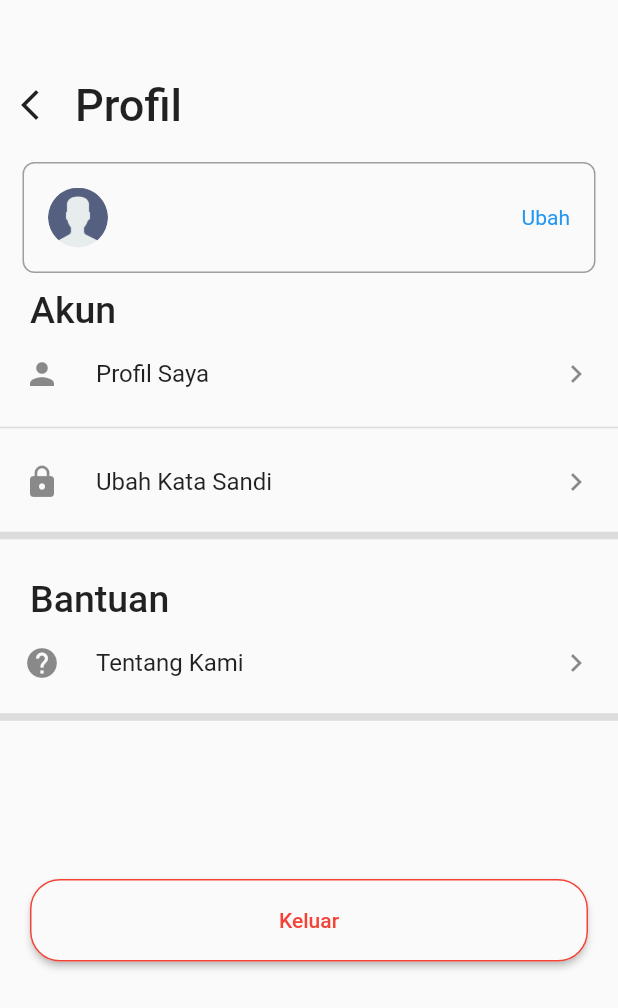
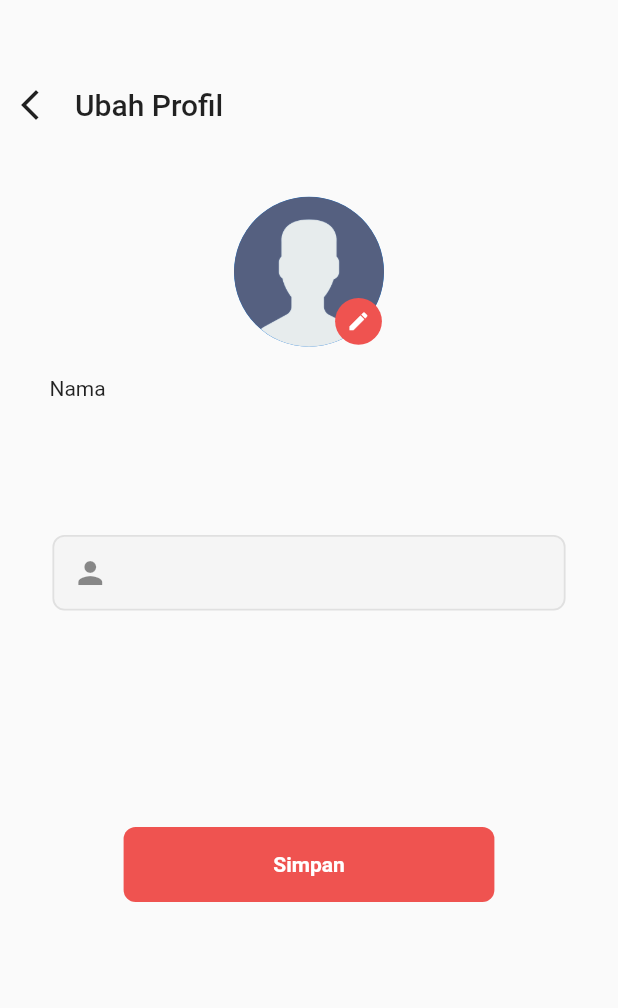
Before and after one commit to MaulanaAkbarF/E-DAMKAR_A2-A3, a Flutter app: the Profile screen opened by its route, after a tap on "Ubah", on a phone screen of 412 x 824 dp. Shown: the top 1008 px of the screen. Run offline on Flutter 3.47's test engine with Material 2 defaults, Android fonts, the phone set to English and light mode, and no system bars; our stand-ins replace awesome_snackbar_content, carousel_slider, flutter_svg, fluttertoast, geocoding, geolocator and 6 more; missing offline and left inert: dart:ffi; accounts and stored records are empty; Roboto replaces fonts that are missing (font/inter_bold.ttf).

Commit message:
ui edit profil

```diff
--- a/lib/pages/Profil.dart
+++ b/lib/pages/Profil.dart
@@ -2,9 +2,11 @@ import 'package:edamkar_1/pages/HomePage.dart';
 import 'package:edamkar_1/pages/UbahSandi.dart';
 import 'package:edamkar_1/pages/signin.dart';
 import 'package:edamkar_1/pages/TentangKami.dart';
+import 'package:edamkar_1/pages/ubahProfil.dart';
 import 'package:flutter/material.dart';
 import 'package:edamkar_1/SharedPreferences/dataUser.dart';
 import 'package:edamkar_1/style/size_config.dart';
+import 'package:edamkar_1/style/app_style.dart';
 
 class Profile extends StatefulWidget {
   const Profile({super.key});
@@ -44,6 +46,7 @@ class _ProfilePageState extends State<Profile> {
   @override
   Widget build(BuildContext context) {
     // TODO: implement build
+
     return Scaffold(
       body: Column(
         crossAxisAlignment: CrossAxisAlignment.start,
@@ -102,7 +105,12 @@ class _ProfilePageState extends State<Profile> {
                 title: Text("$userName"),
                 subtitle: Text("$emailnya"),
                 trailing: GestureDetector(
-                  onTap: () {},
+                  onTap: () {
+                    Navigator.push(
+                        context,
+                        MaterialPageRoute(
+                            builder: (context) => EditProfilePage()));
+                  },
                   child: Text(
                     "Ubah",
                     style: TextStyle(color: Colors.blue),
@@ -124,33 +132,33 @@ class _ProfilePageState extends State<Profile> {
                   fontFamily: "font/inter_bold.ttf"),
             ),
           ),
-          Container(
-            width: double.infinity,
-            child: ListTile(
-              leading: Icon(Icons.person),
-              title: TextButton(
-                  onPressed: () {},
-                  child: Align(
-                    alignment: Alignment.centerLeft,
-                    child: Text(
-                      "Profil Saya",
-                      style: TextStyle(
-                          color: Colors.black87,
-                          fontWeight: FontWeight.normal,
-                          fontSize: 16),
-                      textAlign: TextAlign.left,
-                    ),
-                  )),
-              horizontalTitleGap: 0,
-              trailing: GestureDetector(
-                onTap: () {},
-                child: Icon(Icons.chevron_right),
-              ),
-            ),
-          ),
-          Divider(
-            thickness: 1,
-          ),
+          // Container(
+          //   width: double.infinity,
+          //   child: ListTile(
+          //     leading: Icon(Icons.person),
+          //     title: TextButton(
+          //         onPressed: () {},
+          //         child: Align(
+          //           alignment: Alignment.centerLeft,
+          //           child: Text(
+          //             "Profil Saya",
+          //             style: TextStyle(
+          //                 color: Colors.black87,
+          //                 fontWeight: FontWeight.normal,
+          //                 fontSize: 16),
+          //             textAlign: TextAlign.left,
+          //           ),
+          //         )),
+          //     horizontalTitleGap: 0,
+          //     trailing: GestureDetector(
+          //       onTap: () {},
+          //       child: Icon(Icons.chevron_right),
+          //     ),
+          //   ),
+          // ),
+          // Divider(
+          //   thickness: 1,
+          // ),
           Container(
             width: double.infinity,
             child: ListTile(
@@ -298,11 +306,12 @@ class _ProfilePageState extends State<Profile> {
           Divider(
             thickness: 5,
           ),
-          SizedBox(
-            height: 100,
-          ),
+          // SizedBox(
+          //   height: 50,
+          // ),
           Padding(
-            padding: const EdgeInsets.symmetric(horizontal: 20),
+            padding: EdgeInsets.symmetric(
+                vertical: paddingVertical4, horizontal: paddingHorozontal1),
             child: ElevatedButton(
                 onPressed: () {
                   showLogoutDialog(context);
--- a/lib/pages/TentangKami.dart
+++ b/lib/pages/TentangKami.dart
@@ -37,7 +37,7 @@ class _TentangKamiPageState extends State<TentangKami> {
         color: Colors.white,
         child: Column(children: [
           SizedBox(
-            height: 84,
+            height: 70,
           ),
           Align(
             alignment: Alignment.center,
--- /dev/null
+++ b/lib/pages/ubahProfil.dart
@@ -0,0 +1,182 @@
+import 'dart:io';
+
+import 'package:flutter/material.dart';
+import 'package:image_picker/image_picker.dart';
+import 'package:http/http.dart' as http;
+import 'package:edamkar_1/style/app_style.dart';
+import '../SharedPreferences/dataUser.dart';
+import 'Profil.dart';
+
+class EditProfilePage extends StatefulWidget {
+  @override
+  _EditProfilePageState createState() => _EditProfilePageState();
+}
+
+class _EditProfilePageState extends State<EditProfilePage> {
+  var Name = 'user1';
+
+  void getUserData() async {
+    var data = DataUser().getNama();
+
+    data.then((value) {
+      setState(() {
+        Name = value.toString();
+      });
+    });
+  }
+
+  @override
+  void initState() {
+    super.initState();
+    getUserData();
+  }
+
+  @override
+  Widget build(BuildContext context) {
+    return Scaffold(
+      body: Column(crossAxisAlignment: CrossAxisAlignment.start, children: [
+        SizedBox(
+          height: 50,
+        ),
+        Row(
+          children: [
+            Material(
+              clipBehavior: Clip.antiAliasWithSaveLayer,
+              borderRadius: BorderRadius.circular(8),
+              child: InkWell(
+                splashColor: Colors.grey.shade400,
+                highlightColor: Colors.grey.shade600,
+                onTap: () {
+                  Navigator.push(context,
+                      MaterialPageRoute(builder: (context) => Profile()));
+                },
+                child: Padding(
+                  padding: EdgeInsets.only(right: 10),
+                  child: Container(
+                    width: 40,
+                    height: 40,
+                    child: Icon(Icons.arrow_back_ios_new),
+                  ),
+                ),
+              ),
+            ),
+            Text(
+              "Ubah Profil",
+              style: TextStyle(
+                  fontSize: 20,
+                  fontWeight: FontWeight.w500,
+                  fontFamily: "font/inter_bold.ttf"),
+            ),
+          ],
+        ),
+        Padding(
+          padding: EdgeInsets.symmetric(vertical: paddingVertical4),
+          child: Center(
+            child: Column(
+              mainAxisAlignment: MainAxisAlignment.center,
+              children: [
+                CircleAvatar(
+                  radius: 50,
+                  backgroundImage: AssetImage("semuaAset/gambar/user1.png"),
+                  child: Stack(
+                    children: [
+                      Positioned(
+                        bottom: -7,
+                        right: -7,
+                        child: Transform.scale(
+                          scale: 0.65,
+                          child: Container(
+                            decoration: BoxDecoration(
+                                color: Colors.red.shade400,
+                                shape: BoxShape.circle),
+                            child: IconButton(
+                                icon: Icon(Icons.edit), onPressed: () {}),
+                          ),
+                        ),
+                      ),
+                    ],
+                  ),
+                ),
+                Padding(
+                  padding: EdgeInsets.symmetric(horizontal: paddingHorozontal2),
+                  child: Align(
+                    alignment: FractionalOffset.topLeft,
+                    child: Padding(
+                      padding: EdgeInsets.only(top: 20),
+                      child: Text("Nama"),
+                    ),
+                  ),
+                ),
+                Padding(
+                  padding: EdgeInsets.symmetric(
+                      horizontal: paddingHorozontal2,
+                      vertical: paddingHorozontal4),
+                  child: Align(
+                    alignment: FractionalOffset.topLeft,
+                    child: Padding(
+                      padding: EdgeInsets.only(top: 5),
+                      child: Container(
+                        width: double.infinity,
+                        margin: EdgeInsets.all(2),
+                        decoration: BoxDecoration(
+                            color: Colors.grey.shade100,
+                            borderRadius: BorderRadius.circular(8),
+                            border: Border.all(
+                                color: Colors.grey.shade300, width: 1.2)),
+                        child: TextFormField(
+                          //controller: email
+
+                          cursorColor: Colors.black,
+                          decoration: InputDecoration(
+                              hintText: '$Name',
+                              prefixIcon: Icon(Icons.person),
+                              contentPadding:
+                                  EdgeInsets.fromLTRB(10, 13, 10, 7),
+                              border: InputBorder.none),
+                        ),
+                      ),
+                    ),
+                  ),
+                ),
+                SizedBox(height: 20),
+                Padding(
+                  padding: EdgeInsets.symmetric(horizontal: paddingHorozontal4),
+                  child: Align(
+                    alignment: Alignment.center,
+                    child: Padding(
+                      padding: EdgeInsets.only(top: 40),
+                      child: Material(
+                        color: Colors.red.shade400,
+                        clipBehavior: Clip.antiAliasWithSaveLayer,
+                        borderRadius: BorderRadius.circular(8),
+                        child: InkWell(
+                          splashColor: Colors.red.shade700,
+                          highlightColor: Colors.red.shade900,
+                          onTap: () {},
+                          child: Container(
+                            height: 50,
+                            child: Row(
+                              mainAxisAlignment: MainAxisAlignment.center,
+                              children: [
+                                Text(
+                                  "Simpan",
+                                  style: TextStyle(
+                                      color: Colors.white,
+                                      fontWeight: FontWeight.bold),
+                                ),
+                              ],
+                            ),
+                          ),
+                        ),
+                      ),
+                    ),
+                  ),
+                )
+              ],
+            ),
+          ),
+        ),
+      ]),
+    );
+  }
+}
```
